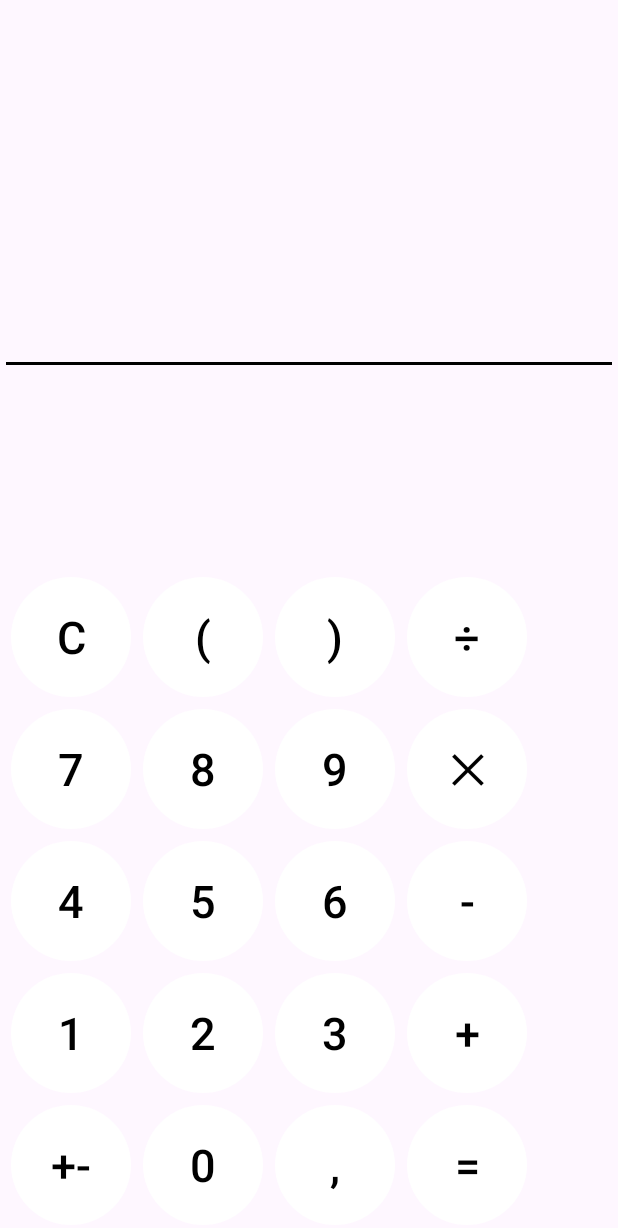
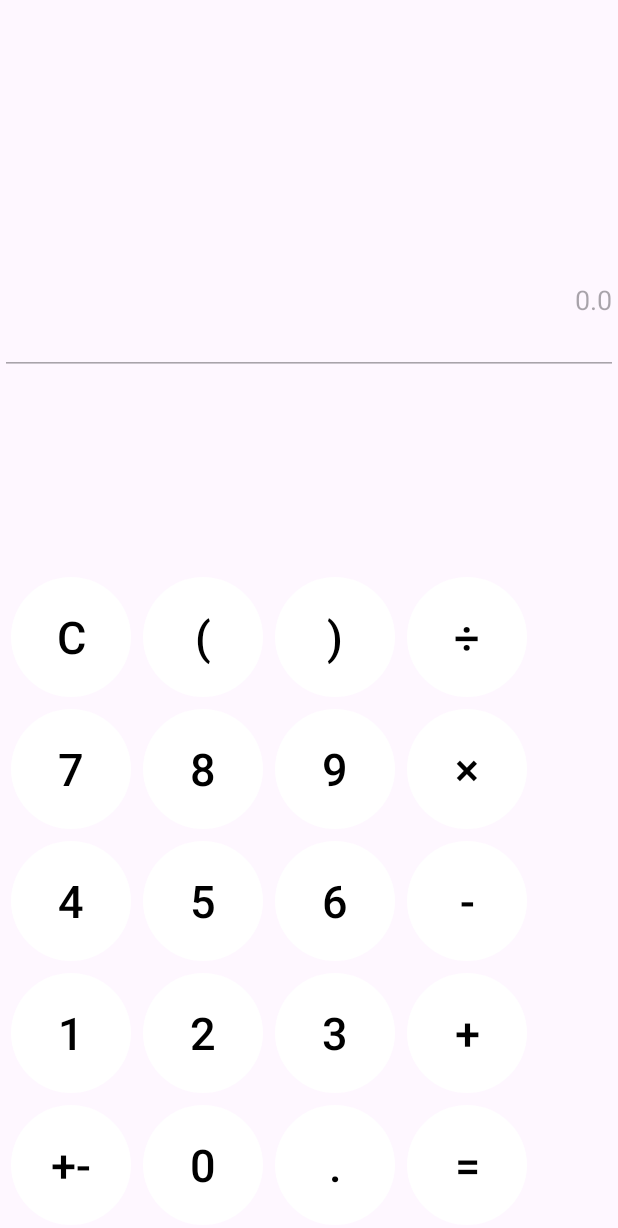
Before and after one commit to Bronnick/CalculatorApp, an Android app: the screen it shows after launch (MainActivity), on a phone screen of 412 x 824 dp. Shown: the top 1228 px of the screen. Run offline under Robolectric (Android 15) with nearby library versions, the phone set to English and light mode, and no system bars; our stand-ins replace Dagger/Hilt's generated code; 1 statement that could not run was skipped.

Commit message:
implemented result preview in textview

```diff
--- a/app/src/main/java/com/example/calculatorapp/ui/MathExpressionFragment.kt
+++ b/app/src/main/java/com/example/calculatorapp/ui/MathExpressionFragment.kt
@@ -2,6 +2,7 @@ package com.example.calculatorapp.ui
 
 import android.animation.ObjectAnimator
 import android.os.Bundle
+import android.util.Log
 import android.view.LayoutInflater
 import android.view.View
 import android.view.ViewGroup
@@ -35,9 +36,19 @@ class MathExpressionFragment : Fragment(R.layout.text_panel) {
         super.onViewCreated(view, savedInstanceState)
         viewModel.mathExpression.observe(activity as LifecycleOwner) {
             val editTextMathExpression = binding?.editTextMathExpression
+            val editTextResult = binding?.editTextResult
             val length = it.length
             val mathExpressionPreviousLength = viewModel.mathExpressionPreviousLength
             editTextMathExpression?.setText(it)
+            editTextResult?.setText(
+                try {
+                    Log.d("myLogs", viewModel.evaluateExpression(it).toString())
+                    viewModel.evaluateExpression(it).toString()
+                } catch (e: Exception) {
+                    Log.d("myLogs", e.message ?: "")
+                    ""
+                }
+            )
             val animation = when {
                 mathExpressionPreviousLength == 13 && length == 14 ->
                     ObjectAnimator.ofFloat(editTextMathExpression, "textSize", 50f, 30f)
--- a/app/src/main/res/layout/text_panel.xml
+++ b/app/src/main/res/layout/text_panel.xml
@@ -1,16 +1,18 @@
 <?xml version="1.0" encoding="utf-8"?>
-<androidx.constraintlayout.widget.ConstraintLayout xmlns:android="http://schemas.android.com/apk/res/android"
+<LinearLayout xmlns:android="http://schemas.android.com/apk/res/android"
     xmlns:app="http://schemas.android.com/apk/res-auto"
     android:layout_width="match_parent"
-    android:layout_height="wrap_content">
+    android:layout_height="wrap_content"
+    android:orientation="vertical">
 
     <EditText
         android:id="@+id/editTextMathExpression"
         android:layout_width="match_parent"
-        android:layout_height="250dp"
+        android:layout_height="150dp"
         android:layout_weight="0.4"
         android:textAlignment="textEnd"
         android:textSize="50sp"
+        android:background="@null"
         app:layout_constraintBottom_toBottomOf="parent"
         app:layout_constraintEnd_toEndOf="parent"
         app:layout_constraintHorizontal_bias="0.0"
@@ -18,4 +20,17 @@
         app:layout_constraintTop_toTopOf="parent"
         app:layout_constraintVertical_bias="0.0" />
 
-</androidx.constraintlayout.widget.ConstraintLayout>
+    <EditText
+        android:id="@+id/editTextResult"
+        android:layout_width="match_parent"
+        android:layout_height="100dp"
+        android:textAlignment="textEnd"
+        android:enabled="false"
+        app:layout_constraintBottom_toBottomOf="parent"
+        app:layout_constraintEnd_toEndOf="parent"
+        app:layout_constraintHorizontal_bias="0.0"
+        app:layout_constraintStart_toStartOf="parent"
+        app:layout_constraintTop_toTopOf="@id/editTextMathExpression"
+        app:layout_constraintVertical_bias="1.0" />
+
+</LinearLayout>
--- a/app/src/main/res/values/strings.xml
+++ b/app/src/main/res/values/strings.xml
@@ -7,7 +7,7 @@
     <string name="button_7">7</string>
     <string name="button_8">8</string>
     <string name="button_9">9</string>
-    <string name="button_multiply">╳</string>
+    <string name="button_multiply">×</string>
     <string name="button_4">4</string>
     <string name="button_5">5</string>
     <string name="button_6">6</string>
@@ -18,6 +18,6 @@
     <string name="button_add">+</string>
     <string name="button_inverse">+-</string>
     <string name="button_0">0</string>
-    <string name="button_coma">,</string>
+    <string name="button_coma">.</string>
     <string name="button_equals">=</string>
 </resources>
```
